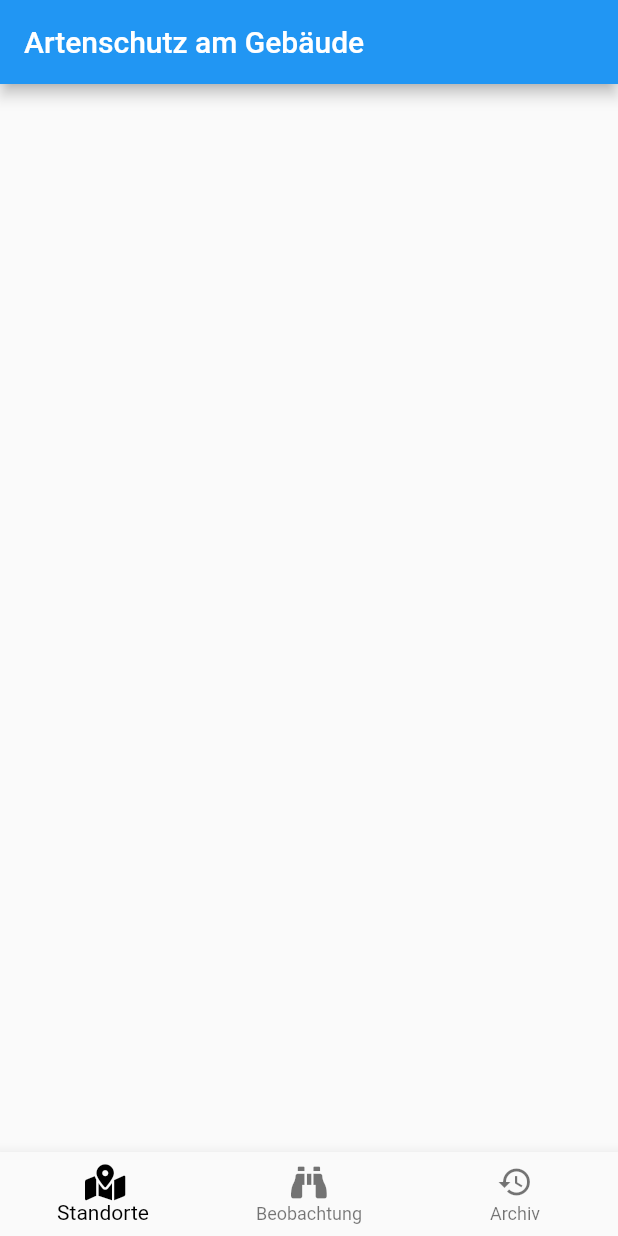
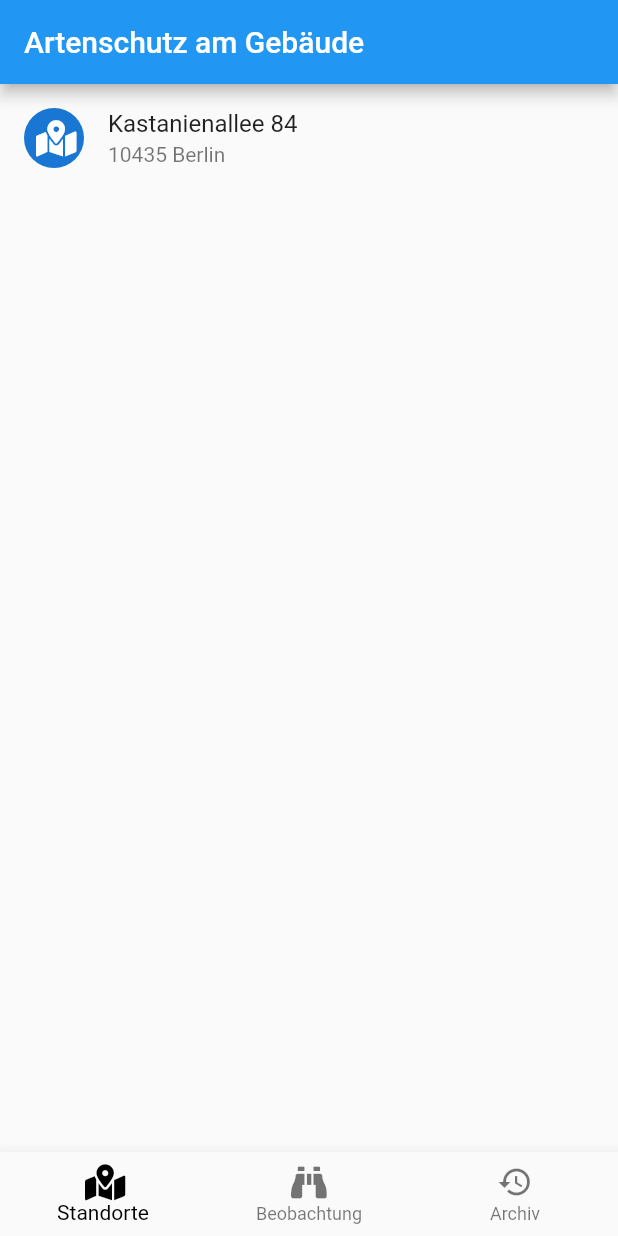
Before and after one commit to zpfvo/artenschutz, a Flutter app: the screen it shows after launch, on a phone screen of 412 x 824 dp. Run offline on Flutter 3.47's test engine with Material 2 defaults, Android fonts, the phone set to English and light mode, and no system bars; our stand-ins replace flutter_redux, font_awesome_flutter, redux; missing offline and left inert: redux_logging.

Commit message:
[update] show address in List

```diff
--- a/lib/app.dart
+++ b/lib/app.dart
@@ -60,23 +60,6 @@ class AppScaffold extends StatefulWidget {
 }
 
 class _AppScaffoldState extends State<AppScaffold> {
-  static const TextStyle optionStyle =
-      TextStyle(fontSize: 30, fontWeight: FontWeight.bold);
-  static const List<Widget> _widgetOptions = <Widget>[
-    Text(
-      'Standorte',
-      style: optionStyle,
-    ),
-    Text(
-      'Beobachtung',
-      style: optionStyle,
-    ),
-    Text(
-      'Archiv',
-      style: optionStyle,
-    ),
-  ];
-
   @override
   Widget build(BuildContext context) {
     return Scaffold(
--- a/lib/locations.dart
+++ b/lib/locations.dart
@@ -1,10 +1,22 @@
 import 'package:flutter/foundation.dart';
 import 'package:flutter/material.dart'
-    show BuildContext, Widget, StatelessWidget, ListView, ListTile, Text;
+    show
+        BuildContext,
+        CircleAvatar,
+        Icon,
+        ListTile,
+        ListView,
+        StatelessWidget,
+        Text,
+        Widget;
+import 'package:font_awesome_flutter/font_awesome_flutter.dart'
+    show FontAwesomeIcons;
 import 'package:meta/meta.dart' show required;
 import 'package:redux/redux.dart' show Store;
 import 'package:flutter_redux/flutter_redux.dart' show StoreConnector;
 import 'package:artenschatuz_am_gebaeude/models/models.dart' show AppState;
+
+import 'models/location.dart' show Location;
 
 class Locations extends StatelessWidget {
   @override
@@ -13,7 +25,14 @@ class Locations extends StatelessWidget {
       converter: (Store<AppState> store) => _ViewModel.create(store),
       builder: (BuildContext context, _ViewModel vm) {
         return ListView(
-          children: vm.locations.map((e) => ListTile(title: Text(e))).toList(),
+          children: vm.locations
+              .map((e) => ListTile(
+                    leading: CircleAvatar(
+                        child: Icon(FontAwesomeIcons.mapMarkedAlt)),
+                    title: Text('${e.street} ${e.houseNumber}'),
+                    subtitle: Text('${e.postalCode} ${e.city}'),
+                  ))
+              .toList(),
         );
       },
     );
@@ -21,7 +40,7 @@ class Locations extends StatelessWidget {
 }
 
 class _ViewModel {
-  final List<String> locations;
+  final List<Location> locations;
 
   _ViewModel({@required this.locations});
 
--- a/lib/models/app_state.dart
+++ b/lib/models/app_state.dart
@@ -1,9 +1,10 @@
 import 'package:meta/meta.dart' show immutable, required;
+import 'package:artenschatuz_am_gebaeude/models/location.dart' show Location;
 
 @immutable
 class AppState {
   final int bottomNavigationBarSelectedIndex;
-  final List<String> locations;
+  final List<Location> locations;
 
   const AppState(
       {@required this.bottomNavigationBarSelectedIndex,
@@ -18,5 +19,11 @@ class AppState {
   }
 
   static AppState init() =>
-      AppState(bottomNavigationBarSelectedIndex: 0, locations: []);
+      AppState(bottomNavigationBarSelectedIndex: 0, locations: [
+        Location(
+            street: 'Kastanienallee',
+            houseNumber: '84',
+            postalCode: '10435',
+            city: 'Berlin')
+      ]);
 }
```
Also changed, not shown: lib/reducers/locations_reducer.dart (+11 -5 lines).
